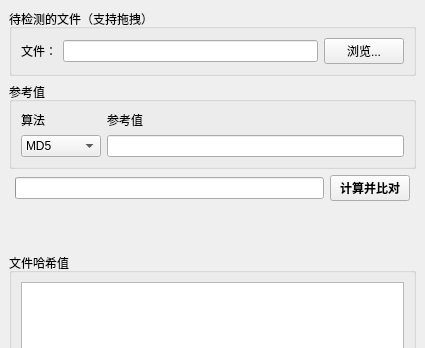
Qt form file_hash_helper.ui (kaiza-hikaru-del/file_hash_helper) before a commit; both pictures show x 0 to 425 and y 0 to 348 of the 425 by 550 pixel window.
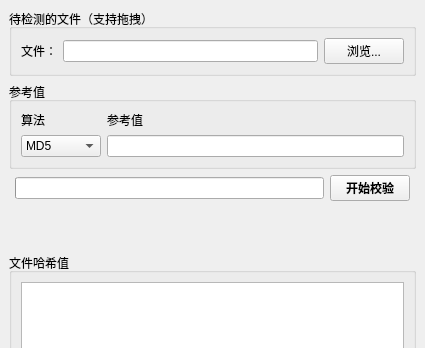
The same form after that commit.

Commit message: Change button's text

```diff
--- a/file_hash_helper.ui
+++ b/file_hash_helper.ui
@@ -169,7 +169,7 @@
          </font>
         </property>
         <property name="text">
-         <string>计算并比对</string>
+         <string>开始校验</string>
         </property>
        </widget>
       </item>
```
